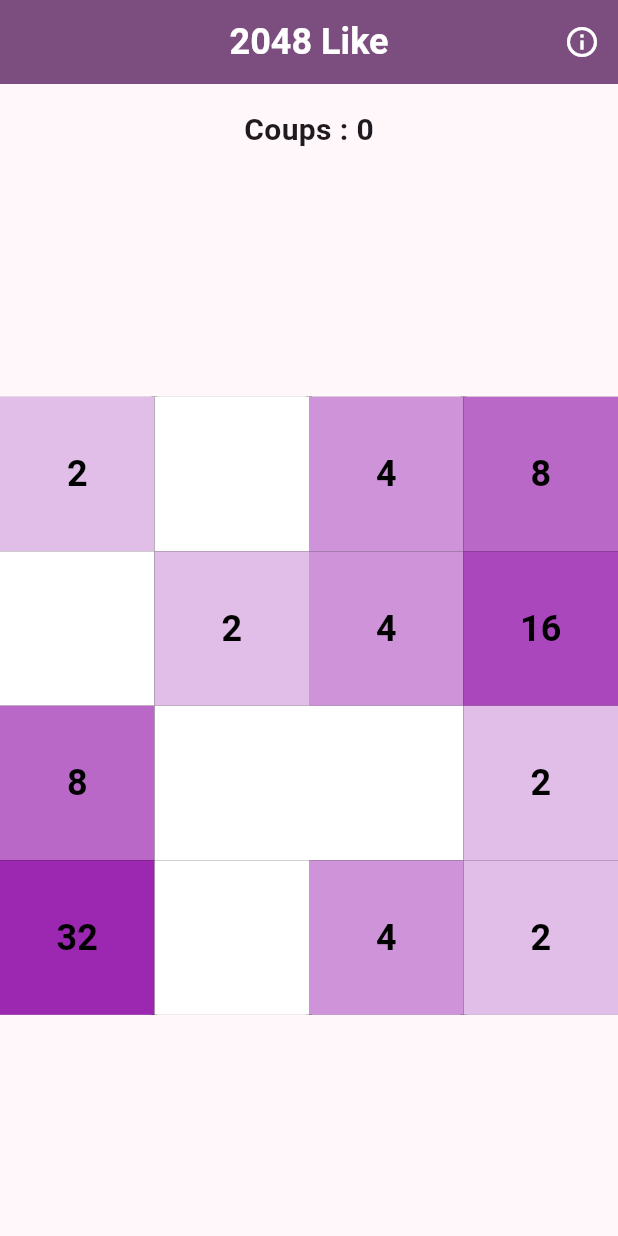
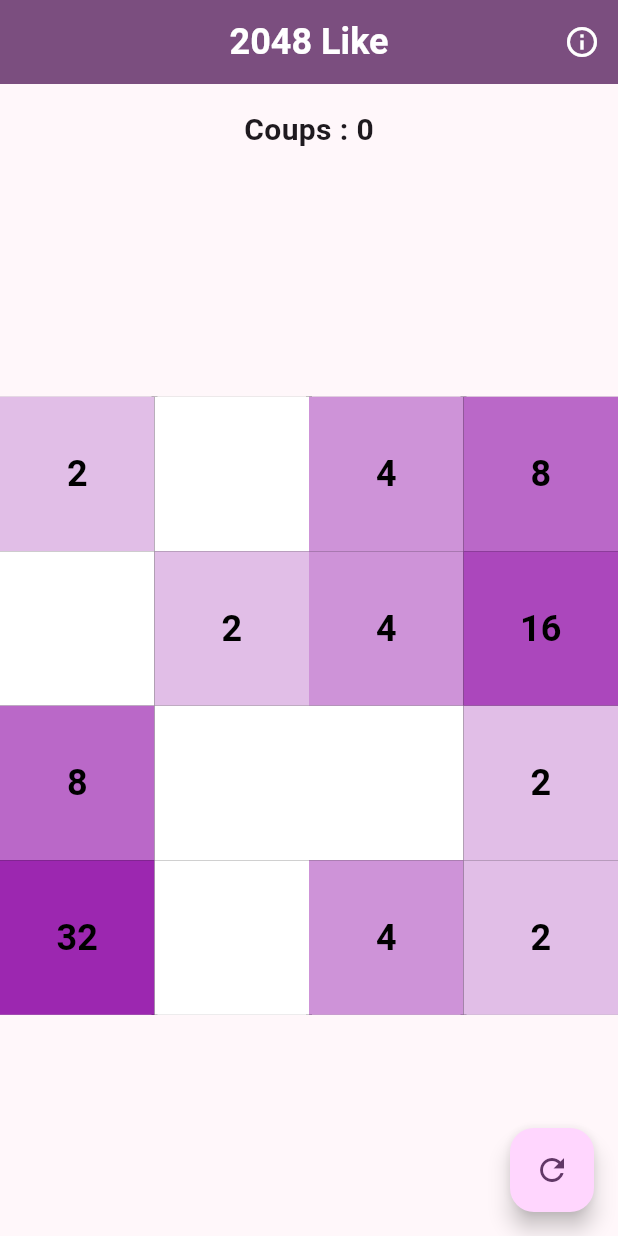
Before and after one commit to Nakougiko/game_2048_like, a Flutter app: the screen it shows after launch, on a phone screen of 412 x 824 dp. Run offline on Flutter 3.47's test engine with Material 3 defaults, Android fonts, the light colour scheme and no system bars.

Commit message:
Ajout d'un bouton qui seras utilisé pour relancer une partie

```diff
--- a/lib/screens/home_screen.dart
+++ b/lib/screens/home_screen.dart
@@ -19,7 +19,7 @@ class HomeScreen extends StatelessWidget {
             icon: const Icon(Icons.info_outline),
             color: Colors.white,
             onPressed: () {
-                // Affiche une boite de dialogue av les informations
+              // Affiche une boite de dialogue avec les informations
               showAboutDialog(
                 context: context,
                 applicationName: '2048 Like',
@@ -28,7 +28,8 @@ class HomeScreen extends StatelessWidget {
                       'Un jeu 2048, développé en Flutter par GOULOIS Lukas'),
                 ],
               );
-              }),
+            },
+          ),
         ],
       ),
       body: Column(
@@ -69,8 +70,16 @@ class HomeScreen extends StatelessWidget {
                 ),
               ),
             ),
-          )
+          ),
         ],
+      ),
+      floatingActionButton: FloatingActionButton(
+        onPressed: () {
+          // Fonction vide pour l'instant
+          print('Nouveau jeu demandé');
+        },
+        child: const Icon(Icons.refresh),
+        tooltip: 'Nouveau jeu',
       ),
     );
   }
```
Lines whose indentation alone changed are shown as unchanged.
